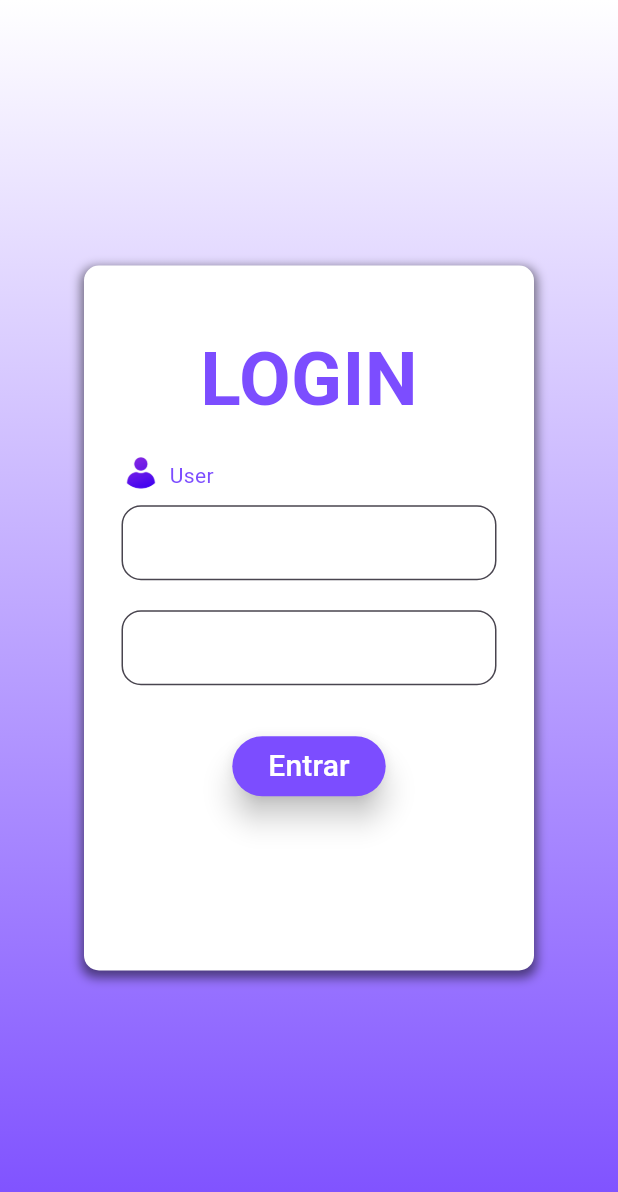
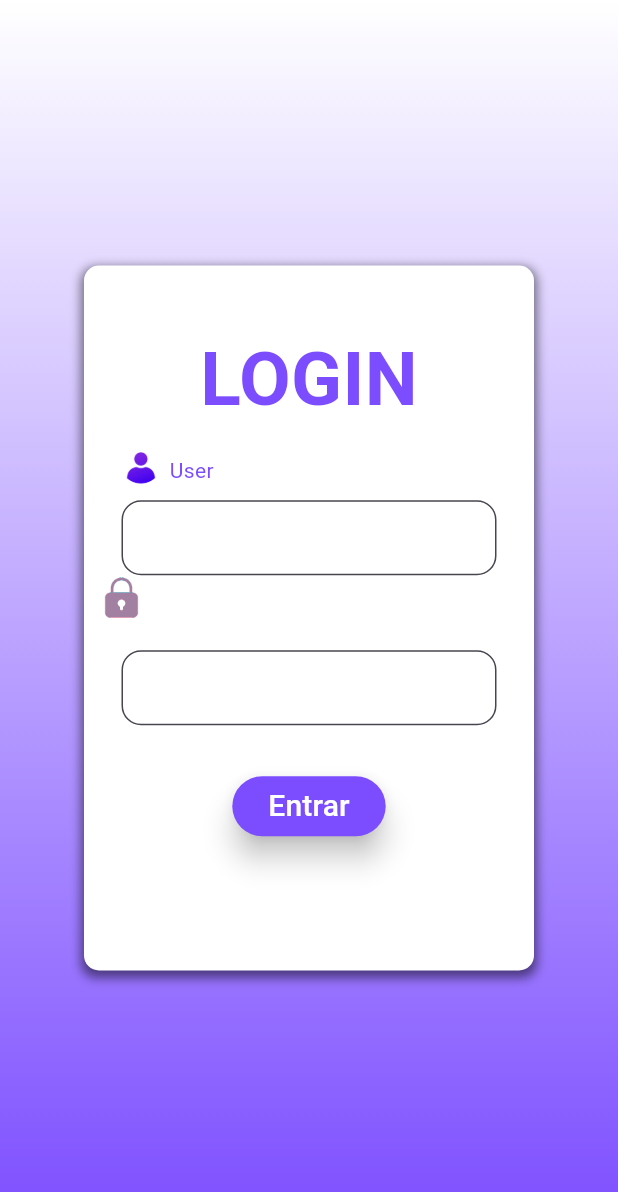
Before and after one commit to DanielBrisch/CadastroDeFilmes, a Flutter app: the screen it shows after launch, on a phone screen of 412 x 824 dp. Shown: the top 1192 px of the screen. Run offline on Flutter 3.47's test engine with Material 3 defaults, Android fonts, the phone set to English and light mode, and no system bars.

Commit message:
commit tentando mudar umas coisas

```diff
--- a/lib/loginPage.dart
+++ b/lib/loginPage.dart
@@ -86,6 +86,19 @@ class _loginPageState extends State<loginPage> {
                     ),
                   ),
                 ),
+                Row(
+                  children: [
+                    Padding(
+                      padding: const EdgeInsets.only(left: 10),
+                      child: Image.asset(
+                        "img/padlock.jpg",
+                        width: 30.0,
+                        height: 30.0,
+                        fit: BoxFit.cover,
+                      ),
+                    ),
+                  ],
+                ),
                 Padding(
                   padding:
                       const EdgeInsets.symmetric(horizontal: 25, vertical: 20),
--- a/pubspec.yaml
+++ b/pubspec.yaml
@@ -60,6 +60,7 @@ flutter:
 
   assets:
     - img/userIcon.jpg
+    - img/padlock.jpg
 
   # An image asset can refer to one or more resolution-specific "variants", see
   # https://flutter.dev/assets-and-images/#resolution-aware
```
Also changed, not shown: img/padlock.jpg (added).
